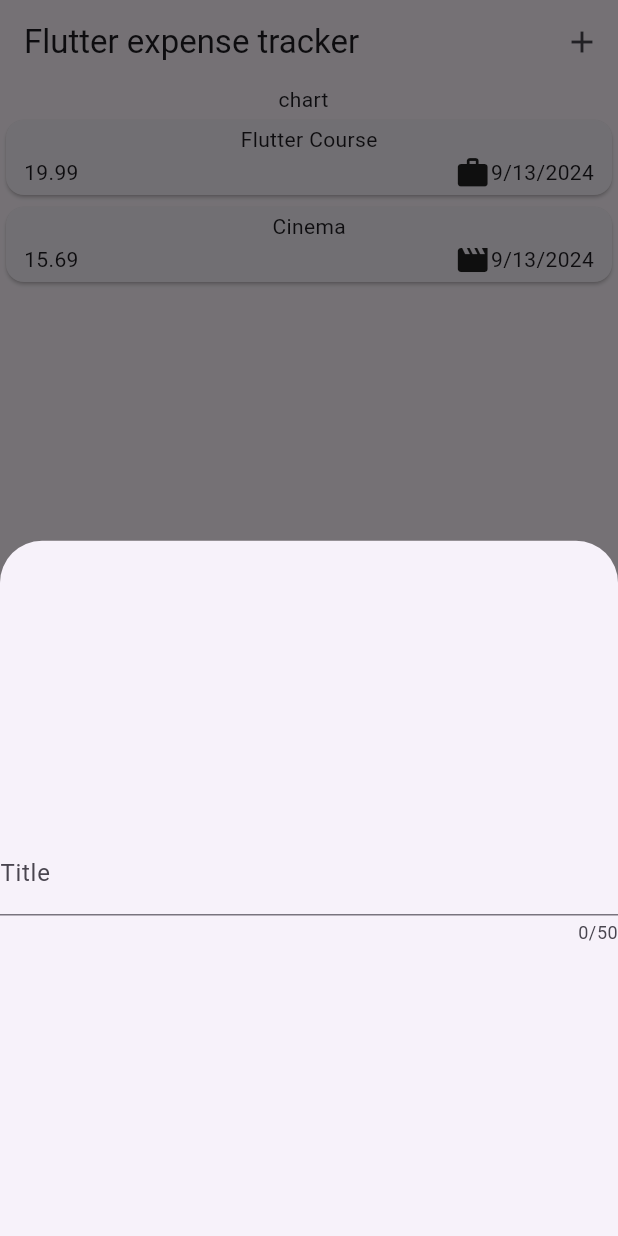
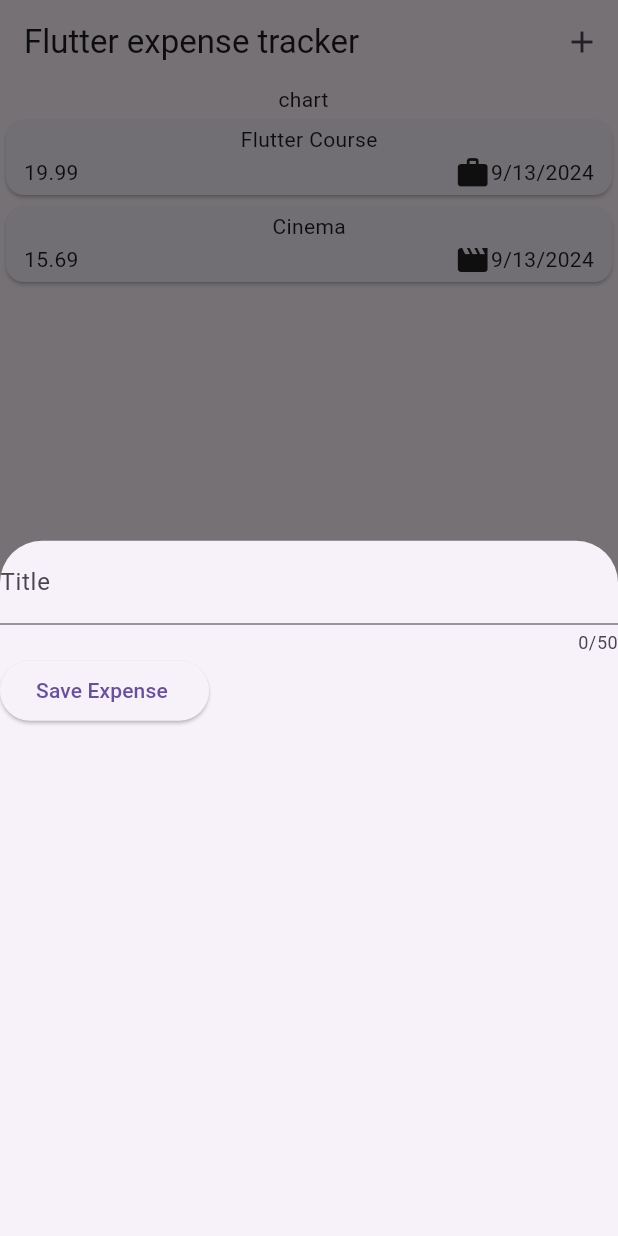
Before and after one commit to sachinsebastian1212/Flutter-expense_tracker, a Flutter app: the screen it shows after launch, after a tap on the "add" icon, on a phone screen of 412 x 824 dp. Run offline on Flutter 3.47's test engine with Material 3 defaults, Android fonts, the phone set to English and light mode, and no system bars.

Commit message:
storing user input in variable

```diff
--- a/lib/widgets/expenses_new.dart
+++ b/lib/widgets/expenses_new.dart
@@ -1,4 +1,3 @@
-
 import 'package:flutter/material.dart';
 
 class ExpensesNew extends StatefulWidget {
@@ -9,13 +8,30 @@ class ExpensesNew extends StatefulWidget {
 }
 
 class _ExpensesNewState extends State<ExpensesNew> {
+  var _enteredTitle = '';
+
+  void _saveTitleInput(String inputValue) {
+    _enteredTitle = inputValue;
+  }
+
   @override
   Widget build(BuildContext context) {
-    return const TextField(
-      maxLength: 50,
-      decoration: InputDecoration(
-        label: Text('Title')
-      ),
+    return Column(
+      children: [
+        TextField(
+            onChanged: _saveTitleInput,
+            maxLength: 50,
+            decoration: const InputDecoration(label: Text('Title'))),
+        Row(
+          children: [
+            ElevatedButton(
+                onPressed: () {
+                  print(_enteredTitle);
+                },
+                child: const Text('Save Expense '))
+          ],
+        ),
+      ],
     );
   }
 }
```
